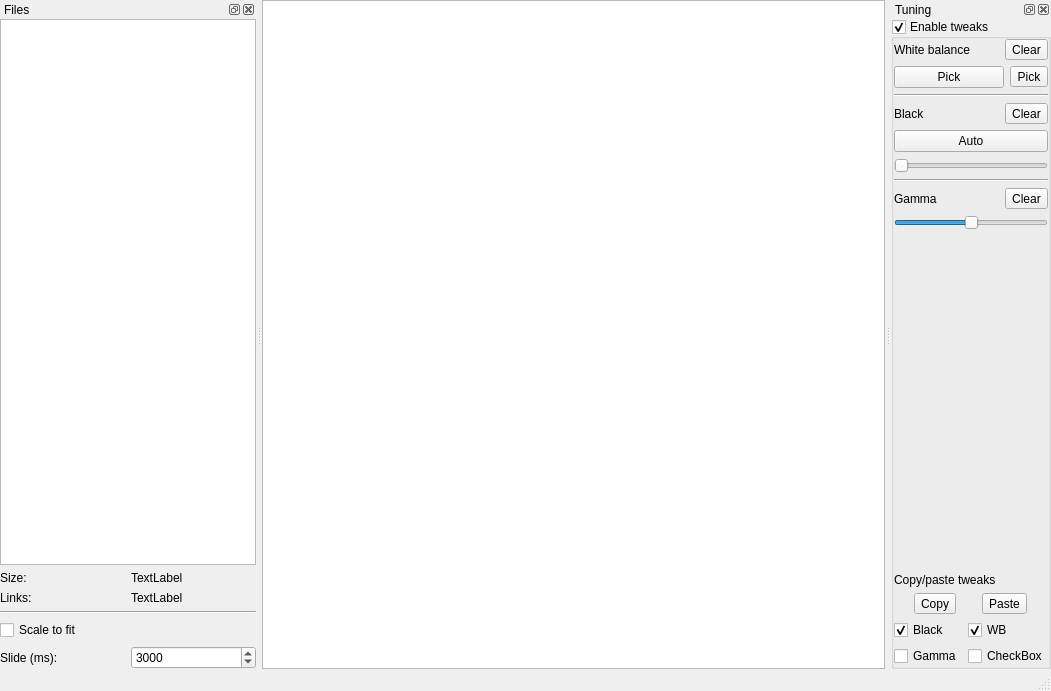
This is src/mainwindow.ui in bernds/equiv as Qt 5 draws it before an edit. The edited form follows.
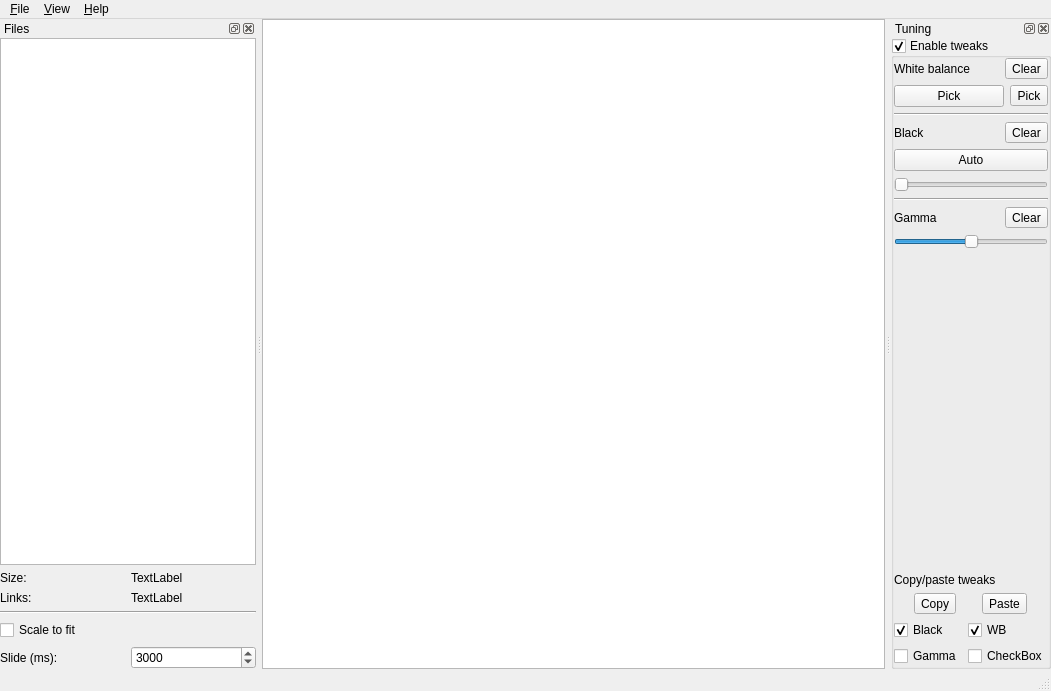
This is the edited form. Icons and pictures are not drawn. Custom widgets are drawn as their Qt base class.

Commit message: Add a menu bar, some help texts, and rework panes visibiliy

Patch:
```diff
--- a/src/mainwindow.ui
+++ b/src/mainwindow.ui
@@ -51,6 +51,28 @@
      <height>23</height>
     </rect>
    </property>
+   <widget class="QMenu" name="menu_View">
+    <property name="title">
+     <string>&amp;View</string>
+    </property>
+    <addaction name="action_ShowMenubar"/>
+   </widget>
+   <widget class="QMenu" name="menu_Help">
+    <property name="title">
+     <string>&amp;Help</string>
+    </property>
+    <addaction name="action_About"/>
+    <addaction name="action_AboutQt"/>
+   </widget>
+   <widget class="QMenu" name="menu_File">
+    <property name="title">
+     <string>&amp;File</string>
+    </property>
+    <addaction name="action_Quit"/>
+   </widget>
+   <addaction name="menu_File"/>
+   <addaction name="menu_View"/>
+   <addaction name="menu_Help"/>
   </widget>
   <widget class="QStatusBar" name="statusbar"/>
   <widget class="QDockWidget" name="toolsDock">
```
Left out of the diff: 46 changed lines with no effect on the pictures. The commit also changes 2 other files.
